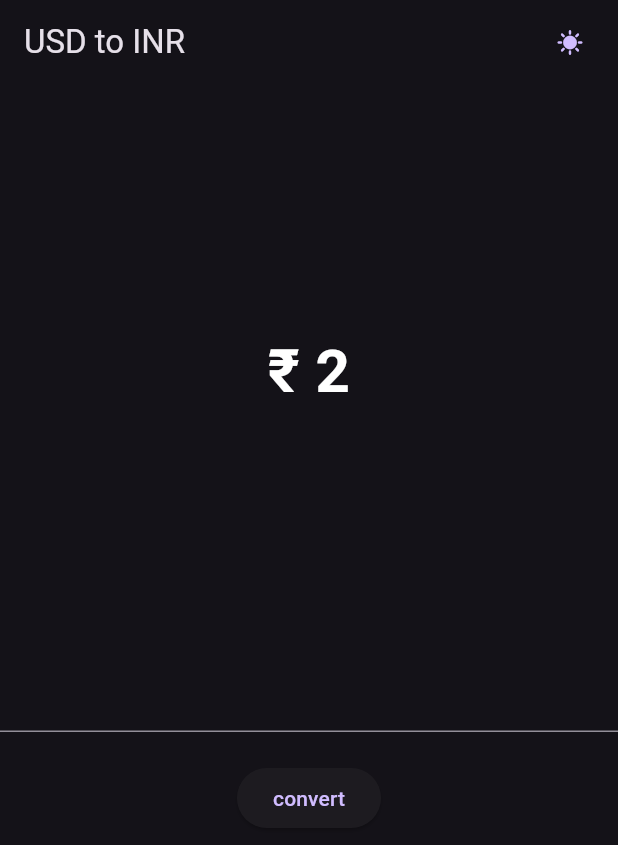
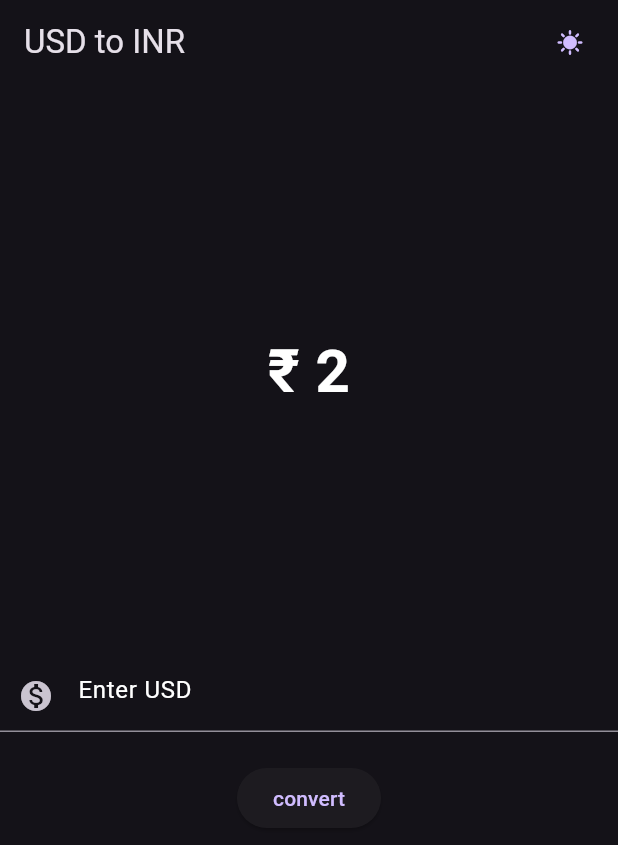
Before and after one commit to MNJTdhr/currency_convertor, a Flutter app: the screen it shows after launch, on a phone screen of 412 x 824 dp. Shown: the top 845 px of the screen. Run offline on Flutter 3.47's test engine with Material 3 defaults, Android fonts, the phone set to English and light mode, and no system bars.

Commit message:
added textfield

```diff
--- a/lib/screens/screen1.dart
+++ b/lib/screens/screen1.dart
@@ -49,8 +49,12 @@ class _Screen1State extends State<Screen1> {
                 child: Column(
                   children: [
                     TextField(
-                      decoration: InputDecoration(),
-                      style: TextStyle(color: Colors.blueGrey),
+                      decoration: InputDecoration(
+                        prefixIcon: Icon(Icons.monetization_on),
+                        hintText: "Enter USD",
+                        hintStyle: TextStyle(color: Colors.white),
+                      ),
+                      style: TextStyle(color: Colors.white),
                       textAlign: TextAlign.left,
                     ),
                     SizedBox(height: 20),
```
